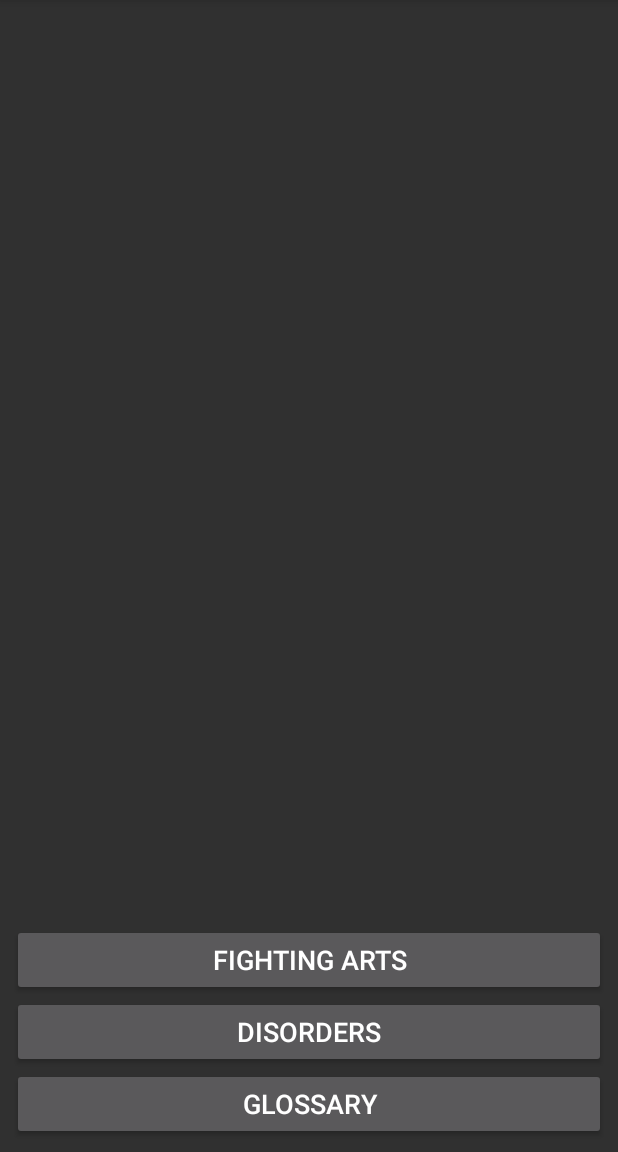
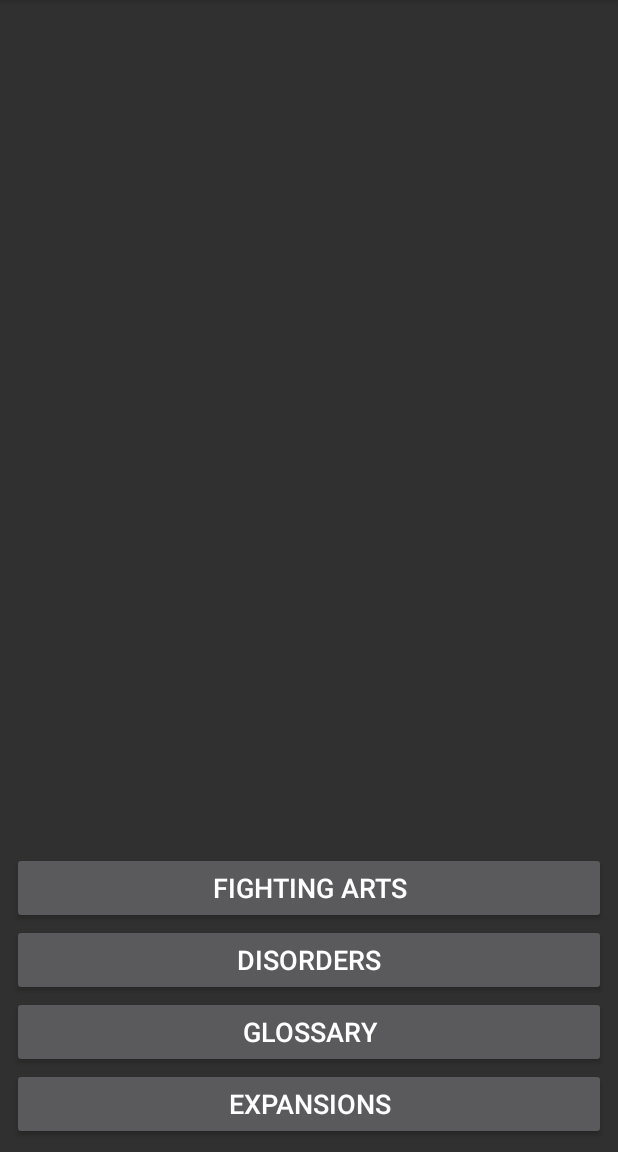
Before and after one commit to rameshsud/KotlinDeathMonster, an Android app: the screen it shows after launch (HomeActivity), on a phone screen of 412 x 824 dp, the part 84-1236 px from its top. Run offline under Robolectric (Android 15) with nearby library versions, the phone set to English and light mode, and no system bars; our stand-ins replace Room's generated code.

Commit message:
Added Expansions page
* Allows user to specify which expansions are part of the campaign,
  and filters out any excluded disorders / fighting arts in their
  respective pages

```diff
--- a/app/src/main/AndroidManifest.xml
+++ b/app/src/main/AndroidManifest.xml
@@ -39,6 +39,11 @@
             android:theme="@style/AppTheme.NoActionBar"
             android:windowSoftInputMode="stateHidden"/>
 
+        <activity
+            android:name=".expansions.ExpansionsActivity"
+            android:theme="@style/AppTheme.NoActionBar"
+            android:windowSoftInputMode="stateHidden"/>
+
     </application>
 
 </manifest>
--- a/app/src/main/java/ca/meshytama/kotlindeathmonster/home/HomeActivity.kt
+++ b/app/src/main/java/ca/meshytama/kotlindeathmonster/home/HomeActivity.kt
@@ -4,10 +4,12 @@ import android.content.Intent
 import android.os.Bundle
 import androidx.appcompat.app.AppCompatActivity
 import ca.meshytama.kotlindeathmonster.R
+import ca.meshytama.kotlindeathmonster.expansions.ExpansionsActivity
 import ca.meshytama.kotlindeathmonster.keywords.DisordersActivity
 import ca.meshytama.kotlindeathmonster.keywords.FightingArtsActivity
 import ca.meshytama.kotlindeathmonster.keywords.GlossaryActivity
 import kotlinx.android.synthetic.main.activity_home.disordersButton
+import kotlinx.android.synthetic.main.activity_home.expansionsButton
 import kotlinx.android.synthetic.main.activity_home.fightingArtsButton
 import kotlinx.android.synthetic.main.activity_home.glossaryButton
 import kotlinx.android.synthetic.main.activity_home.toolbar
@@ -38,6 +40,10 @@ class HomeActivity : AppCompatActivity() {
         glossaryButton.setOnClickListener {
             startActivity(Intent(this, GlossaryActivity::class.java))
         }
+
+        expansionsButton.setOnClickListener {
+            startActivity(Intent(this, ExpansionsActivity::class.java))
+        }
     }
 
 }
--- a/app/src/main/java/ca/meshytama/kotlindeathmonster/keywords/KeywordView.kt
+++ b/app/src/main/java/ca/meshytama/kotlindeathmonster/keywords/KeywordView.kt
@@ -38,7 +38,7 @@ interface KeywordView {
  */
 class AndroidKeywordView(context: Context) : LinearLayout(context), KeywordView {
 
-    var presenter: KeywordPresenter? = null
+    private var presenter: KeywordPresenter? = null
 
     override fun attachPresenter(presenter: KeywordPresenter) {
         this.presenter = presenter
--- a/app/src/main/java/ca/meshytama/kotlindeathmonster/model/Disorders.kt
+++ b/app/src/main/java/ca/meshytama/kotlindeathmonster/model/Disorders.kt
@@ -23,13 +23,13 @@ data class Disorder(
 
 @Dao
 interface DisordersDao {
-    @Query("SELECT * from disorders")
+    @Query("SELECT disorders.* from disorders join expansions on disorders.expansion = expansions.name where isIncluded")
     suspend fun getAll(): List<Disorder>
 
-    @Query("SELECT * from disorders where name like '%' || :name || '%'")
+    @Query("SELECT disorders.* from disorders join expansions on disorders.expansion = expansions.name where isIncluded AND disorders.name like '%' || :name || '%'")
     suspend fun getAllMatchingName(name: String): List<Disorder>
 
-    @Query("SELECT * from disorders ORDER BY RANDOM() LIMIT 1")
+    @Query("SELECT disorders.* from disorders join expansions on disorders.expansion = expansions.name where isIncluded ORDER BY RANDOM() LIMIT 1")
     suspend fun getRandom(): Disorder
 
     @Insert
--- a/app/src/main/java/ca/meshytama/kotlindeathmonster/model/Expansions.kt
+++ b/app/src/main/java/ca/meshytama/kotlindeathmonster/model/Expansions.kt
@@ -20,4 +20,16 @@ interface ExpansionsDao {
 
     @Insert
     suspend fun insert(expansion: Expansion)
+
+    // Including / excluding by a String instead of an Expansion argument feels wrong,
+    // but there doesn't seem to be any nice way of passing that in here.
+    // a) We can't dereference the name out of the expansion in the @Query, there's no syntax for it.
+    // b) We can't use default Expansion-taking methods that call an internal String-taking method,
+    //    or Room complains about the default methods missing a DAO annotation.
+
+    @Query("UPDATE expansions SET isIncluded = 1 where name = :name")
+    suspend fun include(name: String)
+
+    @Query("UPDATE expansions SET isIncluded = 0 where name = :name")
+    suspend fun exclude(name: String)
 }
--- a/app/src/main/java/ca/meshytama/kotlindeathmonster/model/FightingArts.kt
+++ b/app/src/main/java/ca/meshytama/kotlindeathmonster/model/FightingArts.kt
@@ -23,16 +23,16 @@ data class FightingArt(
 
 @Dao
 interface FightingArtsDao {
-    @Query("SELECT * from fighting_arts")
+    @Query("SELECT fighting_arts.* from fighting_arts join expansions on fighting_arts.expansion = expansions.name where isIncluded")
     suspend fun getAll(): List<FightingArt>
 
-    @Query("SELECT * from fighting_arts where name like '%' || :name || '%'")
+    @Query("SELECT fighting_arts.* from fighting_arts join expansions on fighting_arts.expansion = expansions.name where isIncluded AND fighting_arts.name like '%' || :name || '%'")
     suspend fun getAllMatchingName(name: String): List<FightingArt>
 
-    @Query("SELECT * from fighting_arts ORDER BY RANDOM() LIMIT 1")
+    @Query("SELECT fighting_arts.* from fighting_arts join expansions on fighting_arts.expansion = expansions.name where isIncluded ORDER BY RANDOM() LIMIT 1")
     suspend fun getRandom(): FightingArt
 
-    @Query("SELECT * from fighting_arts ORDER BY RANDOM() LIMIT 3")
+    @Query("SELECT fighting_arts.* from fighting_arts join expansions on fighting_arts.expansion = expansions.name where isIncluded ORDER BY RANDOM() LIMIT 3")
     suspend fun get3Random(): List<FightingArt>
 
     @Insert
--- a/app/src/main/java/ca/meshytama/kotlindeathmonster/model/KdmDatabase.kt
+++ b/app/src/main/java/ca/meshytama/kotlindeathmonster/model/KdmDatabase.kt
@@ -136,7 +136,7 @@ abstract class KdmDatabase : RoomDatabase() {
     }
 
     companion object {
-        private val MIGRATION_1_2 = object : Migration(1,2){
+        private val MIGRATION_1_2 = object : Migration(1, 2) {
             override fun migrate(database: SupportSQLiteDatabase) {
                 database.execSQL("ALTER TABLE expansions ADD COLUMN isIncluded INTEGER NOT NULL DEFAULT 1")
             }
--- a/app/src/main/res/layout/activity_home.xml
+++ b/app/src/main/res/layout/activity_home.xml
@@ -48,6 +48,14 @@
             android:layout_height="wrap_content"
             android:text="Glossary"
             android:textSize="18sp"
+            app:layout_constraintBottom_toTopOf="@+id/expansionsButton" />
+
+        <Button
+            android:id="@+id/expansionsButton"
+            android:layout_width="match_parent"
+            android:layout_height="wrap_content"
+            android:text="Expansions"
+            android:textSize="18sp"
             app:layout_constraintBottom_toBottomOf="parent" />
 
     </androidx.constraintlayout.widget.ConstraintLayout>
```
Also changed, not shown: app/src/main/java/ca/meshytama/kotlindeathmonster/expansions/ExpansionsActivity.kt (added, +31 -0 lines), app/src/main/java/ca/meshytama/kotlindeathmonster/expansions/ExpansionsPresenter.kt (added, +51 -0 lines), app/src/main/java/ca/meshytama/kotlindeathmonster/expansions/ExpansionsView.kt (added, +85 -0 lines), app/src/main/res/layout/activity_expansions.xml (added, +23 -0 lines), app/src/main/res/layout/checkbox_list_entry.xml (added, +32 -0 lines).
